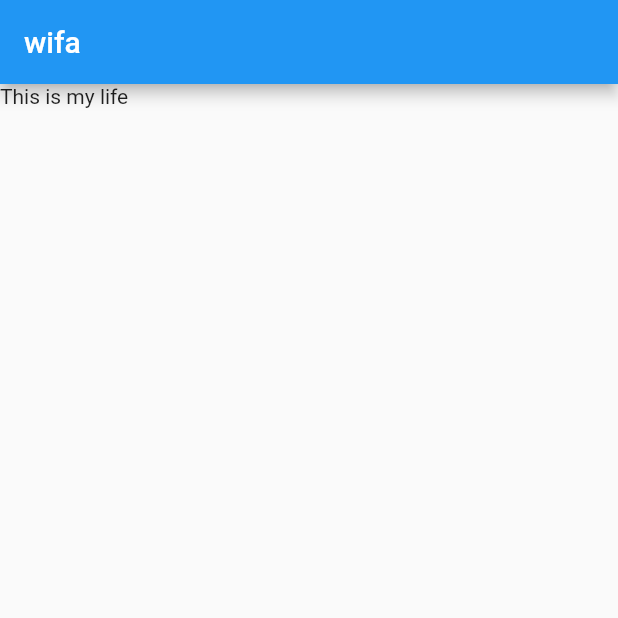
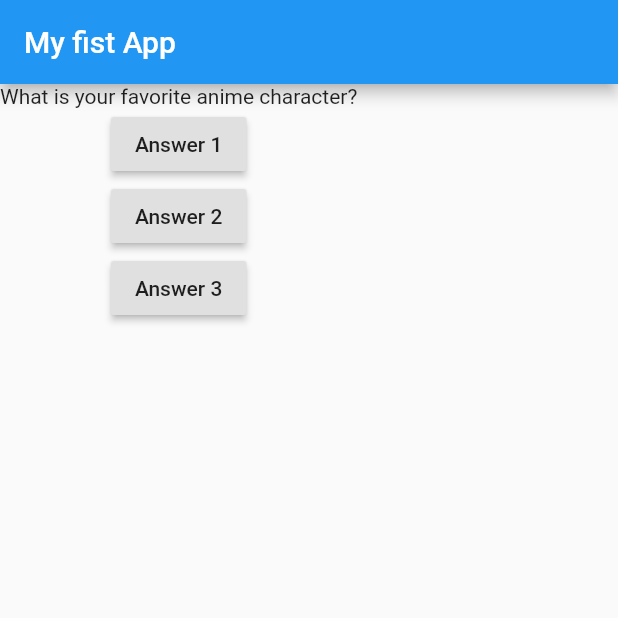
Before and after one commit to sdgamer007/FlutterApp, a Flutter app: the screen it shows after launch, on a phone screen of 412 x 824 dp, the top half of it. Run offline on Flutter 3.47's test engine with Material 2 defaults, Android fonts, the phone set to English and light mode, and no system bars.

```diff
--- a/lib/main.dart
+++ b/lib/main.dart
@@ -1,18 +1,59 @@
+// ignore_for_file: deprecated_member_use, prefer_const_constructors
+
 import 'package:flutter/material.dart';
 
-void main() => runApp(const MyApp());
+void main() => runApp(MyApp());
 
-class MyApp extends StatelessWidget {
+class MyApp extends StatefulWidget {
   const MyApp({Key key}) : super(key: key);
+  @override
+  State<StatefulWidget> createState() {
+    return _MyAppState();
+  }
+}
+
+class _MyAppState extends State<MyApp> {
+  var questionIndex = 0;
+
+  void answerQuestion() {
+    setState(() {
+      questionIndex += 1;
+    });
+  }
 
   @override
   Widget build(BuildContext context) {
+    var questions = [
+      "What is your favorite anime character?",
+      "What is your favorite cartoon character?",
+    ];
     return MaterialApp(
-        home: Scaffold(
-      appBar: AppBar(
-        title: const Text('wifa'),
+      home: Scaffold(
+        appBar: AppBar(
+          title: const Text('My fist App'),
+        ),
+        body: Column(
+          children: [
+            // ignore: prefer_const_constructors
+            Text(questions[questionIndex]),
+            RaisedButton(
+              // ignore: avoid_print
+              onPressed: answerQuestion,
+              child: Text('Answer 1'),
+            ),
+            RaisedButton(
+              // ignore: avoid_print
+              onPressed: () => print('ans 2'),
+              child: Text('Answer 2'),
+            ),
+            RaisedButton(
+              // ignore: avoid_print
+              onPressed: () => print('ans 3'),
+              child: Text('Answer 3'),
+            )
+          ],
+        ),
       ),
-      body: const Text('This is my life'),
-    ));
+    );
   }
 }
```
Also changed, not shown: lib/question.dart (added, +10 -0 lines), 1 other file.
